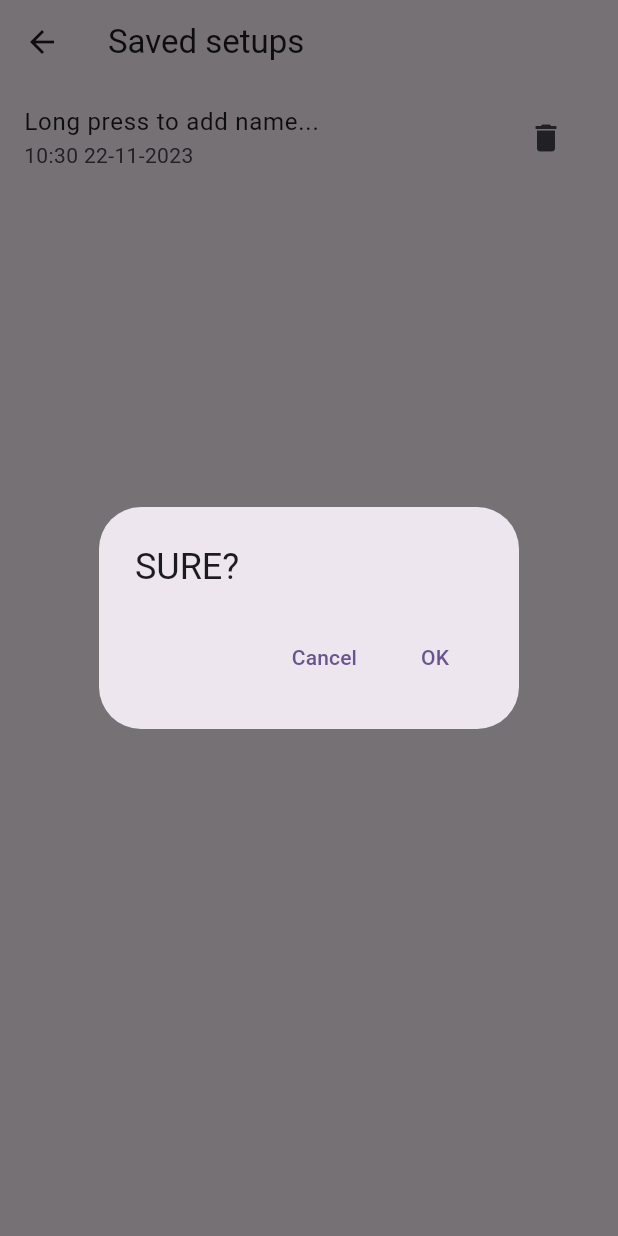
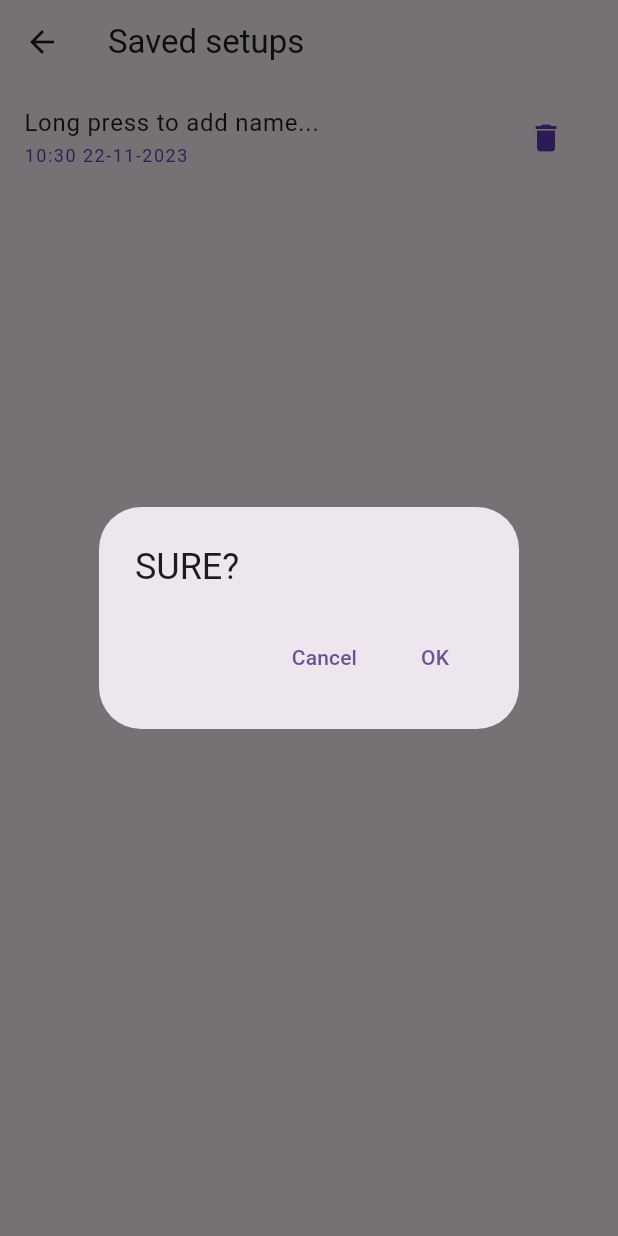
Before and after one commit to pawelmat142/flutter_audio_visual, a Flutter app: the ChartsScreen screen opened by its route, after a tap on the "save" icon, after a tap on the "delete" icon, on a phone screen of 412 x 824 dp. Run offline on Flutter 3.47's test engine with Material 2 defaults, Android fonts, the phone set to English and light mode, and no system bars; our stand-ins replace fl_chart, flutter_bloc, get_it, hive_flutter, rxdart; missing offline and left inert: fft, mic_stream, navigation_history_observer; accounts and stored records are empty.

Commit message:
setups sort, edit setup name

```diff
--- a/lib/global/app_style.dart
+++ b/lib/global/app_style.dart
@@ -89,7 +89,7 @@ abstract class AppStyle {
 
   static const smallPrimary = TextStyle(
       fontSize: AppFontSize.small,
-      fontWeight: FontWeight.w300,
+      fontWeight: FontWeight.w400,
       color: AppColor.primary,
       letterSpacing: 1
   );
--- a/lib/model/charts_setup.dart
+++ b/lib/model/charts_setup.dart
@@ -19,7 +19,7 @@ class ChartsSetup extends HiveObject {
   final DateTime modified;
 
   @HiveField(3)
-  final String? name;
+  String? name;
 
   ChartsSetup(
       this.id,
--- a/lib/presentation/charts_screen.dart
+++ b/lib/presentation/charts_screen.dart
@@ -3,6 +3,7 @@ import 'package:flutter_audio_visual/global/app_style.dart';
 import 'package:flutter_audio_visual/model/chart_setting.dart';
 import 'package:flutter_audio_visual/model/charts_state.dart';
 import 'package:flutter_audio_visual/presentation/app_chart.dart';
+import 'package:flutter_audio_visual/presentation/dialog/app_snackbar.dart';
 import 'package:flutter_audio_visual/presentation/home.dart';
 import 'package:flutter_audio_visual/presentation/setups_screen.dart';
 import 'package:flutter_audio_visual/services/extension.dart';
@@ -60,9 +61,7 @@ class ChartsScreen extends StatelessWidget {
                 ),
                 onPressed: () {
                   cubit.saveSetup().then((_) {
-                    ScaffoldMessenger.of(context).showSnackBar(
-                        const SnackBar(content: Text('saved!'), duration: Duration(milliseconds: 1000)),
-                    );
+                    AppSnackBar.show(context: context, text: 'saved!');
                     Navi.popUntilNamed(context, HomeScreen.id);
                     Navigator.pushNamed(context, SetupsScreen.id);
                   });
--- /dev/null
+++ b/lib/presentation/dialog/app_snackbar.dart
@@ -0,0 +1,10 @@
+import 'package:flutter/material.dart';
+
+abstract class AppSnackBar {
+
+  static show({ required BuildContext context, required String text }) {
+    ScaffoldMessenger.of(context).showSnackBar(
+      SnackBar(content: Text(text), duration: const Duration(milliseconds: 1000)),
+    );
+  }
+}
--- a/lib/presentation/setups_screen.dart
+++ b/lib/presentation/setups_screen.dart
@@ -1,7 +1,9 @@
 import 'package:flutter/material.dart';
+import 'package:flutter_audio_visual/global/app_style.dart';
 import 'package:flutter_audio_visual/model/charts_setup.dart';
 import 'package:flutter_audio_visual/model/charts_state.dart';
 import 'package:flutter_audio_visual/presentation/charts_screen.dart';
+import 'package:flutter_audio_visual/presentation/dialog/app_snackbar.dart';
 import 'package:flutter_audio_visual/presentation/dialog/sure_dialog.dart';
 import 'package:flutter_audio_visual/services/extension.dart';
 import 'package:flutter_bloc/flutter_bloc.dart';
@@ -21,12 +23,17 @@ class SetupsScreen extends StatelessWidget {
       body: ValueListenableBuilder(
         valueListenable: ChartsSetup.hiveBox.listenable(),
         builder: (context, box, widget) {
+
+          final setups = box.values.toList();
+          setups.sort((a, b) => b.modified.compareTo(a.modified));
+
           return ListView(
-            children: box.values.map((setup) => ListTile(
+            children: setups.map((setup) => ListTile(
               title: Text(setup.name!,),
-              subtitle: Text(setup.modified.format),
+              subtitle: Text(setup.modified.format, style: AppStyle.smallPrimary),
               trailing: DeleteSetupButton(setup),
               onTap: () => loadSetup(context, setup),
+              onLongPress: () => setName(context, setup),
             )).toList(),
           );
         },
@@ -42,6 +49,32 @@ class SetupsScreen extends StatelessWidget {
       Navigator.pushNamed(context, ChartsScreen.id);
     });
   }
+
+  setName(BuildContext context, ChartsSetup setup) {
+    showDialog(context: context, builder: (ctx) {
+      final controller = TextEditingController();
+      controller.text = setup.name ?? '';
+      return AlertDialog(
+        title: const Text('Enter name'),
+        content: TextField(
+          controller: controller,
+          autofocus: true,
+        ),
+        actions: [
+          TextButton(onPressed: () {
+            Navigator.pop(ctx);
+          }, child: const Text('Cancel')),
+          TextButton(onPressed: () {
+            Navigator.pop(ctx);
+            setup.name = controller.text;
+            setup.save().then((value) {
+              AppSnackBar.show(context: context, text: 'saved!');
+            });
+          }, child: const Text('OK'))
+        ],
+      );
+    });
+  }
 }
 
 class DeleteSetupButton extends StatelessWidget {
@@ -54,6 +87,7 @@ class DeleteSetupButton extends StatelessWidget {
   Widget build(BuildContext context) {
     return IconButton(
       icon: const Icon(Icons.delete),
+      color: AppColor.primary,
       onPressed: () {
         showDialog(context: context, builder: (ctx) {
           return const SureAlert();
```
